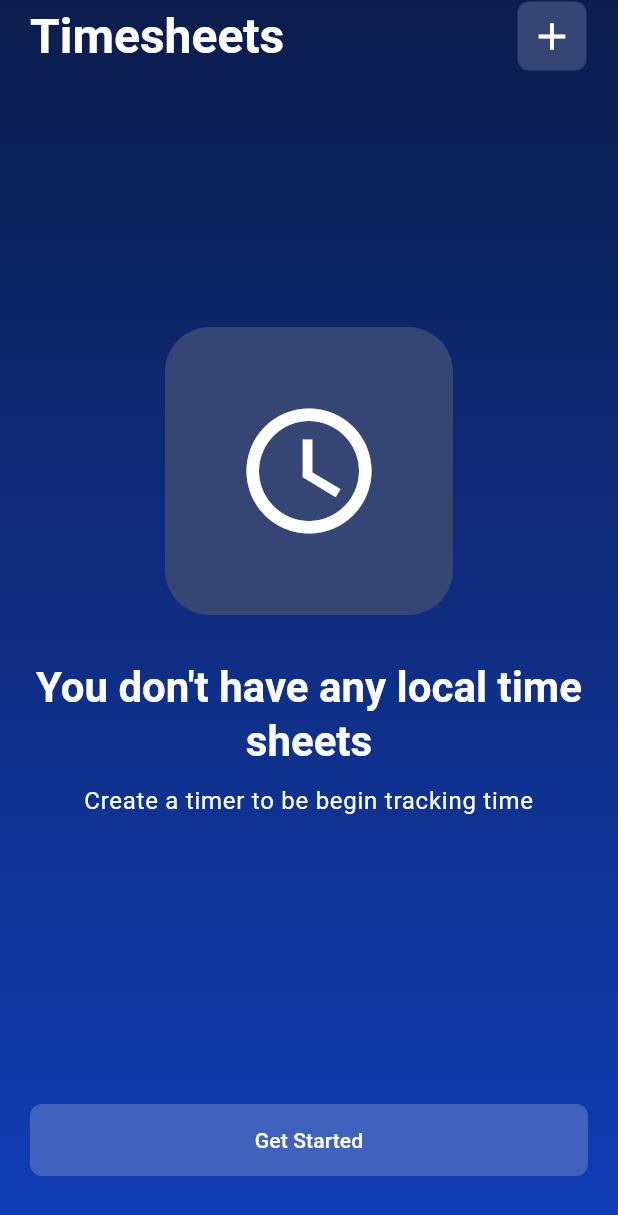
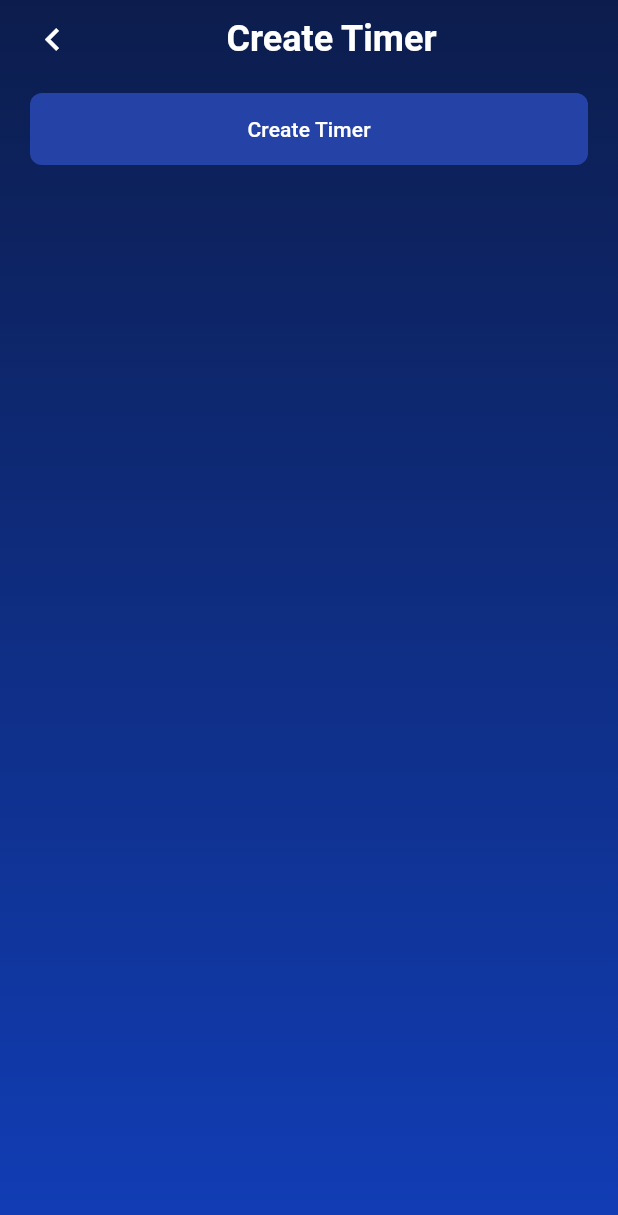
Before and after one commit to SaujanBindukar/apexive-survey, a Flutter app: the screen it shows after launch, after a tap on the "add" icon, on a phone screen of 412 x 824 dp. Shown: the top 1215 px of the screen. Run offline on Flutter 3.47's test engine with Material 3 defaults, Android fonts, the phone set to English and light mode, and no system bars; our stand-ins replace flutter_bloc, freezed_annotation, go_router, hydrated_bloc.

Commit message:
timer cubit, create timesheet added

```diff
--- a/lib/core/router/app_router.dart
+++ b/lib/core/router/app_router.dart
@@ -1,3 +1,4 @@
+import 'package:apexive_test/core/router/routes.dart';
 import 'package:apexive_test/feature/timer/presentation/create_timesheet_screen.dart';
 import 'package:apexive_test/feature/timer/presentation/timer_screen.dart';
 import 'package:go_router/go_router.dart';
@@ -5,11 +6,11 @@ import 'package:go_router/go_router.dart';
 final GoRouter router = GoRouter(
   routes: [
     GoRoute(
-      path: '/',
+      path: Routes.timerScreen,
       builder: (context, state) => const TimerScreen(),
     ),
     GoRoute(
-      path: '/create-timesheet',
+      path: Routes.createTimeSheetScreen,
       builder: (context, state) => const CreateTimeSheetScreen(),
     ),
   ],
--- /dev/null
+++ b/lib/core/router/routes.dart
@@ -0,0 +1,5 @@
+class Routes {
+  Routes._();
+  static const String timerScreen = '/';
+  static const String createTimeSheetScreen = '/create-timesheet';
+}
--- a/lib/core/theme/app_colors.dart
+++ b/lib/core/theme/app_colors.dart
@@ -9,6 +9,6 @@ class AppColors {
   static const Color surfaceColor = Color.fromARGB(255, 17, 61, 182);
   static const Color onSurfaceColor = Colors.white;
 
-  static const Color secondaryBackgroundColor = Color(0xff354675);
-  static const Color tertiaryBackgroundColor = Color(0xff4061BC);
+  static const Color secondaryBackgroundColor = Color(0xff253C7D);
+  static const Color tertiaryBackgroundColor = Color(0xff2543A6);
 }
--- a/lib/core/theme/app_style.dart
+++ b/lib/core/theme/app_style.dart
@@ -19,7 +19,11 @@ TextTheme _getTextTheme() {
         TextStyle(fontSize: 32, fontWeight: FontWeight.w700, color: textColor),
     headlineMedium:
         TextStyle(fontSize: 28, fontWeight: FontWeight.w700, color: textColor),
+    headlineSmall:
+        TextStyle(fontSize: 24, fontWeight: FontWeight.w700, color: textColor),
     titleLarge:
+        TextStyle(fontSize: 16, fontWeight: FontWeight.w600, color: textColor),
+    titleMedium:
         TextStyle(fontSize: 16, fontWeight: FontWeight.w600, color: textColor),
     bodyLarge: TextStyle(
         fontSize: 16,
@@ -37,6 +41,9 @@ ThemeData _getAppTheme() {
   return ThemeData(
       textTheme: _getTextTheme(),
       colorScheme: _colorScheme,
+      iconTheme: const IconThemeData(
+        color: Colors.white,
+      ),
       iconButtonTheme: IconButtonThemeData(
         style: ButtonStyle(
           backgroundColor: const MaterialStatePropertyAll(
--- /dev/null
+++ b/lib/feature/timer/infrastructure/models/time_sheets.dart
@@ -0,0 +1,19 @@
+import 'dart:async';
+
+import 'package:freezed_annotation/freezed_annotation.dart';
+
+part 'time_sheets.freezed.dart';
+part 'time_sheets.g.dart';
+
+@freezed
+class TimeSheets with _$TimeSheets {
+  const factory TimeSheets({
+    required String projectName,
+    required String taskName,
+    required String description,
+    required String createdAt,
+    @Default(Duration(seconds: 0)) Duration duration,
+  }) = _TimeSheets;
+  factory TimeSheets.fromJson(Map<String, dynamic> json) =>
+      _$TimeSheetsFromJson(json);
+}
--- a/lib/feature/timer/presentation/create_timesheet_screen.dart
+++ b/lib/feature/timer/presentation/create_timesheet_screen.dart
@@ -1,5 +1,9 @@
+import 'package:apexive_test/core/widgets/custom_button.dart';
 import 'package:apexive_test/core/widgets/gradient_body.dart';
+import 'package:apexive_test/feature/timer/cubit/timer_cubit.dart';
+import 'package:apexive_test/feature/timer/infrastructure/models/time_sheets.dart';
 import 'package:flutter/material.dart';
+import 'package:flutter_bloc/flutter_bloc.dart';
 
 class CreateTimeSheetScreen extends StatelessWidget {
   const CreateTimeSheetScreen({super.key});
@@ -7,7 +11,68 @@ class CreateTimeSheetScreen extends StatelessWidget {
   @override
   Widget build(BuildContext context) {
     return Scaffold(
-      body: GradientBody(child: Column()),
+      body: GradientBody(
+        child: Expanded(
+          child: Padding(
+            padding: const EdgeInsets.symmetric(horizontal: 20, vertical: 10),
+            child: Column(
+              children: [
+                const _Header(),
+                Expanded(
+                  child: Column(
+                    children: [
+                      CustomButton(
+                        label: 'Create Timer',
+                        onPressed: () {
+                          context.read<TimerCubit>().addTimeSheets(
+                                timeSheets: TimeSheets(
+                                  projectName: 'Project1',
+                                  taskName: 'Task 1',
+                                  description: 'Description1',
+                                  createdAt: DateTime.now().toString(),
+                                ),
+                              );
+
+                          Navigator.of(context).pop();
+                        },
+                      )
+                    ],
+                  ),
+                )
+              ],
+            ),
+          ),
+        ),
+      ),
     );
   }
 }
+
+class _Header extends StatelessWidget {
+  const _Header({
+    super.key,
+  });
+
+  @override
+  Widget build(BuildContext context) {
+    return Row(
+      mainAxisAlignment: MainAxisAlignment.spaceBetween,
+      children: [
+        InkWell(
+          onTap: () {
+            Navigator.of(context).pop();
+          },
+          child: const Icon(
+            Icons.chevron_left,
+            size: 30,
+          ),
+        ),
+        Text(
+          'Create Timer',
+          style: Theme.of(context).textTheme.headlineSmall,
+        ),
+        const SizedBox(),
+      ],
+    );
+  }
+}
--- a/lib/feature/timer/presentation/timer_screen.dart
+++ b/lib/feature/timer/presentation/timer_screen.dart
@@ -1,11 +1,25 @@
-import 'package:apexive_test/core/theme/app_colors.dart';
-import 'package:apexive_test/core/widgets/custom_button.dart';
+import 'package:apexive_test/core/router/routes.dart';
 import 'package:apexive_test/core/widgets/gradient_body.dart';
+import 'package:apexive_test/feature/timer/cubit/timer_cubit.dart';
+import 'package:apexive_test/feature/timer/infrastructure/models/time_sheets.dart';
+import 'package:apexive_test/feature/timer/presentation/widget/empty_timer_widget.dart';
+import 'package:apexive_test/feature/timer/presentation/widget/timesheet_tile.dart';
 import 'package:flutter/material.dart';
+import 'package:flutter_bloc/flutter_bloc.dart';
 import 'package:go_router/go_router.dart';
 
-class TimerScreen extends StatelessWidget {
+class TimerScreen extends StatefulWidget {
   const TimerScreen({super.key});
+
+  @override
+  State<TimerScreen> createState() => _TimerScreenState();
+}
+
+class _TimerScreenState extends State<TimerScreen> {
+  @override
+  void initState() {
+    super.initState();
+  }
 
   @override
   Widget build(BuildContext context) {
@@ -18,53 +32,22 @@ class TimerScreen extends StatelessWidget {
               children: [
                 const _Header(),
                 Expanded(
-                  child: Column(
-                    mainAxisAlignment: MainAxisAlignment.spaceBetween,
-                    crossAxisAlignment: CrossAxisAlignment.center,
-                    children: [
-                      const SizedBox(),
-                      Column(
-                        children: [
-                          Container(
-                            height: 192,
-                            width: 192,
-                            margin: const EdgeInsets.symmetric(vertical: 20),
-                            decoration: BoxDecoration(
-                              borderRadius: BorderRadius.circular(30),
-                              color: Theme.of(context)
-                                  .colorScheme
-                                  .primaryContainer,
-                            ),
-                            child: const Icon(
-                              Icons.schedule,
-                              color: Colors.white,
-                              size: 100,
-                            ),
-                          ),
-                          Padding(
-                            padding: const EdgeInsets.symmetric(vertical: 10),
-                            child: Text(
-                              "You don't have any local time sheets",
-                              style: Theme.of(context).textTheme.headlineMedium,
-                              textAlign: TextAlign.center,
-                            ),
-                          ),
-                          Text(
-                            'Create a timer to be begin tracking time',
-                            style: Theme.of(context).textTheme.bodyLarge,
-                            textAlign: TextAlign.center,
-                          ),
-                        ],
-                      ),
-                      CustomButton(
-                        margin: const EdgeInsets.symmetric(vertical: 40),
-                        onPressed: () {
-                          context.push('/create-timesheet');
-                        },
-                        label: 'Get Started',
-                      ),
-                    ],
-                  ),
+                  child: BlocConsumer<TimerCubit, List<TimeSheets>>(
+                      listener: (context, state) {},
+                      builder: (context, state) {
+                        if (state.isEmpty) {
+                          return const EmptyTimerWidget();
+                        }
+                        return ListView.builder(
+                          itemCount: state.length,
+                          itemBuilder: (context, index) {
+                            return TimeSheetTile(
+                              timeSheets: state[index],
+                              index: index,
+                            );
+                          },
+                        );
+                      }),
                 )
               ],
             ),
@@ -76,9 +59,7 @@ class TimerScreen extends StatelessWidget {
 }
 
 class _Header extends StatelessWidget {
-  const _Header({
-    super.key,
-  });
+  const _Header();
 
   @override
   Widget build(BuildContext context) {
@@ -90,7 +71,9 @@ class _Header extends StatelessWidget {
           style: Theme.of(context).textTheme.headlineLarge,
         ),
         IconButton.filled(
-          onPressed: () {},
+          onPressed: () {
+            context.push(Routes.createTimeSheetScreen);
+          },
           icon: const Icon(
             Icons.add,
             size: 30,
--- /dev/null
+++ b/lib/feature/timer/presentation/widget/empty_timer_widget.dart
@@ -0,0 +1,58 @@
+import 'package:apexive_test/core/widgets/custom_button.dart';
+import 'package:flutter/material.dart';
+import 'package:go_router/go_router.dart';
+
+class EmptyTimerWidget extends StatelessWidget {
+  const EmptyTimerWidget({
+    super.key,
+  });
+
+  @override
+  Widget build(BuildContext context) {
+    return Column(
+      mainAxisAlignment: MainAxisAlignment.spaceBetween,
+      crossAxisAlignment: CrossAxisAlignment.center,
+      children: [
+        const SizedBox(),
+        Column(
+          children: [
+            Container(
+              height: 192,
+              width: 192,
+              margin: const EdgeInsets.symmetric(vertical: 20),
+              decoration: BoxDecoration(
+                borderRadius: BorderRadius.circular(30),
+                color: Theme.of(context).colorScheme.primaryContainer,
+              ),
+              child: const Icon(
+                Icons.schedule,
+                color: Colors.white,
+                size: 100,
+              ),
+            ),
+            Padding(
+              padding: const EdgeInsets.symmetric(vertical: 10),
+              child: Text(
+                "You don't have any local time sheets",
+                style: Theme.of(context).textTheme.headlineMedium,
+                textAlign: TextAlign.center,
+              ),
+            ),
+            Text(
+              'Create a timer to be begin tracking time',
+              style: Theme.of(context).textTheme.bodyLarge,
+              textAlign: TextAlign.center,
+            ),
+          ],
+        ),
+        CustomButton(
+          margin: const EdgeInsets.symmetric(vertical: 40),
+          onPressed: () {
+            context.push('/create-timesheet');
+          },
+          label: 'Get Started',
+        ),
+      ],
+    );
+  }
+}
--- a/lib/main.dart
+++ b/lib/main.dart
@@ -1,9 +1,24 @@
 import 'package:apexive_test/core/router/app_router.dart';
 import 'package:apexive_test/core/theme/app_style.dart';
+import 'package:apexive_test/feature/timer/cubit/timer_cubit.dart';
 import 'package:flutter/material.dart';
+import 'package:flutter_bloc/flutter_bloc.dart';
+import 'package:hydrated_bloc/hydrated_bloc.dart';
+import 'package:path_provider/path_provider.dart';
 
-void main() {
-  runApp(const MyApp());
+void main() async {
+  WidgetsFlutterBinding.ensureInitialized();
+  HydratedBloc.storage = await HydratedStorage.build(
+    storageDirectory: await getTemporaryDirectory(),
+  );
+  runApp(
+    MultiBlocProvider(
+      providers: [
+        BlocProvider(create: (context) => TimerCubit()),
+      ],
+      child: const MyApp(),
+    ),
+  );
 }
 
 class MyApp extends StatelessWidget {
```
Also changed, not shown: lib/feature/timer/cubit/timer_cubit.dart (+43 -5 lines), lib/feature/timer/cubit/timer_state.dart (+15 -8 lines), lib/feature/timer/presentation/widget/timesheet_tile.dart (added, +125 -0 lines), pubspec.yaml (+8 -0 lines), lib/feature/timer/infrastructure/models/time_sheets.freezed.dart (added), lib/feature/timer/infrastructure/models/time_sheets.g.dart (added), pubspec.lock, 10 other files.
